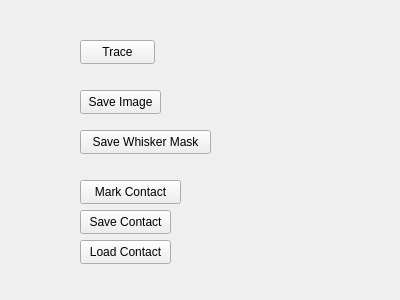
Above: src/WhiskerToolbox/Whisker_Widget/Whisker_Widget.ui from paulmthompson/WhiskerToolbox before the change. Below: the same form after it.
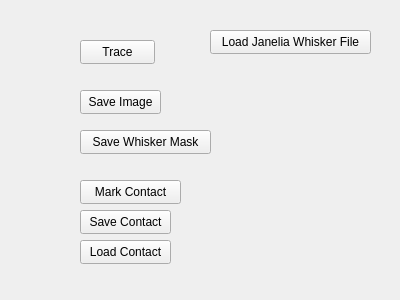
That is the form after the change.

Commit message: load janelia binary format

Patch:
```diff
--- a/src/WhiskerToolbox/Whisker_Widget/Whisker_Widget.ui
+++ b/src/WhiskerToolbox/Whisker_Widget/Whisker_Widget.ui
@@ -91,6 +91,19 @@
     <string>Load Contact</string>
    </property>
   </widget>
+  <widget class="QPushButton" name="load_janelia_button">
+   <property name="geometry">
+    <rect>
+     <x>210</x>
+     <y>30</y>
+     <width>161</width>
+     <height>24</height>
+    </rect>
+   </property>
+   <property name="text">
+    <string>Load Janelia Whisker File</string>
+   </property>
+  </widget>
  </widget>
  <resources/>
  <connections/>
```
The commit also changes 8 other files.
